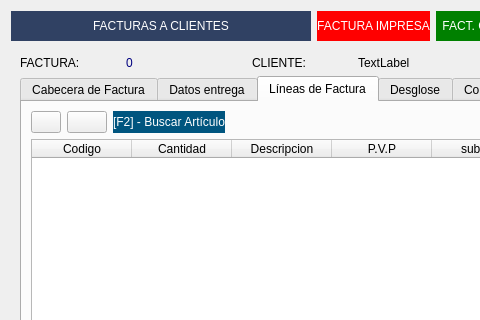
Qt form Zona_Ventas/frmfacturas.ui (arcnexus/RedFoX) before a commit; both pictures show x 0 to 480 and y 0 to 320 of the 1004 by 603 pixel window.
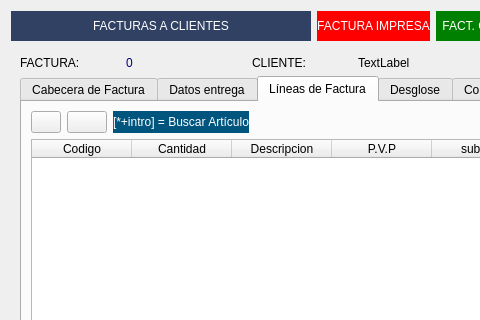
The same form after that commit. The open tabs and pages were chosen to show the change. Icons and pictures are not drawn.

Patch:
```diff
--- a/Zona_Ventas/frmfacturas.ui
+++ b/Zona_Ventas/frmfacturas.ui
@@ -1616,7 +1616,7 @@
 color: rgb(255, 255, 255);</string>
              </property>
              <property name="text">
-              <string>[F2] - Buscar Artículo</string>
+              <string>[*+intro] = Buscar Artículo</string>
              </property>
             </widget>
            </item>
```
Left out of the diff: 97 changed lines with no effect on the pictures.
